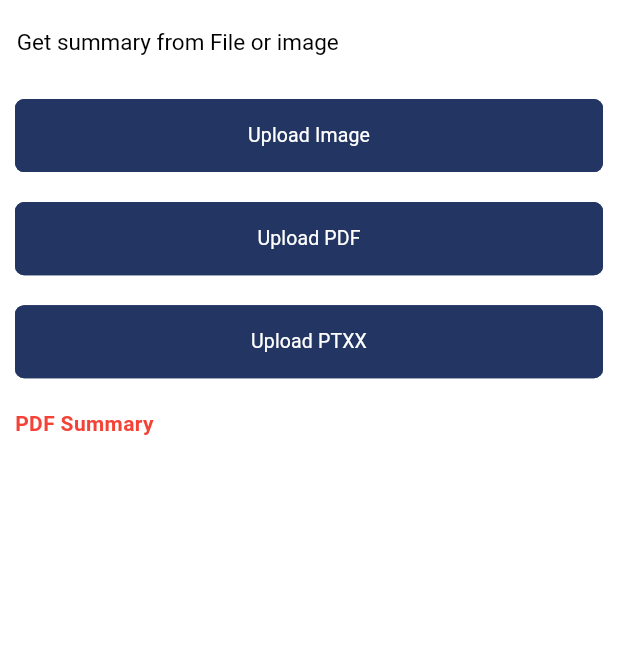
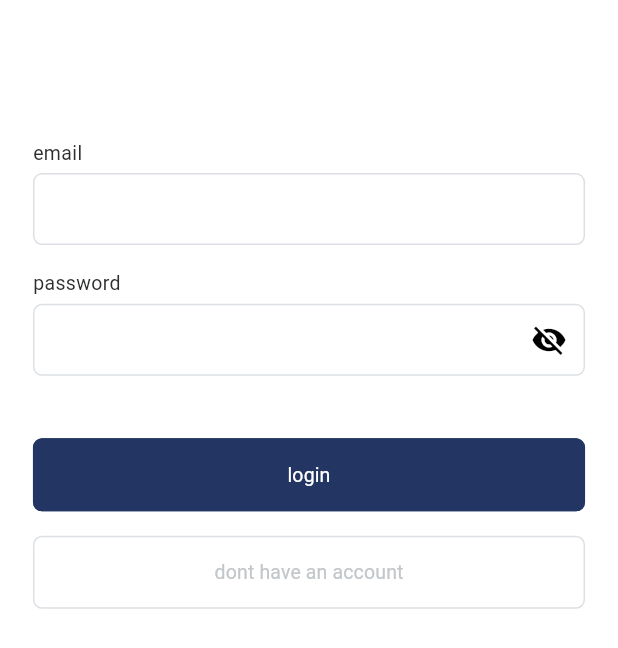
Before and after one commit to mohamedhanyyy/ScribeMe, a Flutter app: the screen it shows after launch, on a phone screen of 412 x 824 dp. Shown: the top 648 px of the screen. Run offline on Flutter 3.47's test engine with Material 3 defaults, Android fonts, the phone set to English and light mode, and no system bars; our stand-ins replace dio, easy_localization, file_picker, firebase_auth, firebase_core, flutter_bloc and 5 more; accounts and stored records are empty; Roboto replaces fonts that are missing (29ltbukrabold).

Commit message:
first commit

```diff
--- a/lib/modules/auth/cubit/login_cubit.dart
+++ b/lib/modules/auth/cubit/login_cubit.dart
@@ -1,24 +1,29 @@
-// import 'package:firebase_auth/firebase_auth.dart';
-// import 'package:flutter_bloc/flutter_bloc.dart';
-// import 'package:get_it/get_it.dart';
-// import 'package:subcribe/modules/auth/repository/auth_repository.dart';
-// import 'package:subcribe/shared/widgets/custom_snack_bar.dart';
-//
-// import '../../../core/cubit/base_cubit_state.dart';
-//
-// class LoginCubit extends Cubit<BaseCubitState> {
-//   final authRepository = GetIt.instance.get<AuthRepository>();
-//
-//   LoginCubit() : super(BaseCubitState.initial);
-//
-//   Future<void> login({required String email, required String password}) async {
-//     final result = await FirebaseAuth.instance
-//         .signInWithEmailAndPassword(email: email, password: password);
-//     if (result.user?.displayName == null) {
-//       CustomSnackBars.showErrorToast(title: "Error Login");
-//       emit(BaseCubitState.error);
-//     } else {
-//       emit(BaseCubitState.done);
-//     }
-//   }
-// }
+import 'package:firebase_auth/firebase_auth.dart';
+import 'package:flutter_bloc/flutter_bloc.dart';
+import 'package:subcribe/shared/widgets/custom_snack_bar.dart';
+
+import '../../../core/cubit/base_cubit_state.dart';
+
+class LoginCubit extends Cubit<BaseCubitState> {
+  LoginCubit() : super(BaseCubitState.initial);
+
+  Future<void> login({required String email, required String password}) async {
+    emit(BaseCubitState.loading);
+
+    try {
+      final result = await FirebaseAuth.instance
+          .signInWithEmailAndPassword(email: email, password: password);
+
+      if (result.user?.displayName == null) {
+        CustomSnackBars.showErrorToast(
+            title: "Display name is not set for this user.");
+        emit(BaseCubitState.error);
+      } else {
+        emit(BaseCubitState.done);
+      }
+    } on FirebaseAuthException catch (e) {
+      CustomSnackBars.showErrorToast(title: e.message!);
+      emit(BaseCubitState.error);
+    }
+  }
+}
--- a/lib/modules/auth/cubit/sign_up_cubit.dart
+++ b/lib/modules/auth/cubit/sign_up_cubit.dart
@@ -1,28 +1,25 @@
-// import 'package:flutter/material.dart';
-// import 'package:flutter_bloc/flutter_bloc.dart';
-// import 'package:get_it/get_it.dart';
-// import 'package:subcribe/modules/auth/repository/auth_repository.dart';
-// import 'package:subcribe/shared/widgets/custom_snack_bar.dart';
-//
-// import '../../../core/cubit/base_cubit_state.dart';
-//
-// class SignUpCubit extends Cubit<BaseCubitState> {
-//   final authRepository = GetIt.instance.get<AuthRepository>();
-//
-//   SignUpCubit() : super(BaseCubitState.initial);
-//
-//   Future<void> signUp(
-//       {required String name,
-//       required String email,
-//       required String password}) async {
-//     final result = await authRepository.signUp(
-//         email: email, password: password, name: name);
-//     result.fold((error) {
-//       CustomSnackBars.showErrorToast(title: error.msg ?? "Error Register");
-//       emit(BaseCubitState.error);
-//     }, (user) {
-//       debugPrint(user.user?.name);
-//       emit(BaseCubitState.done);
-//     });
-//   }
-// }
+import 'package:firebase_auth/firebase_auth.dart';
+import 'package:flutter_bloc/flutter_bloc.dart';
+import 'package:subcribe/shared/widgets/custom_snack_bar.dart';
+
+import '../../../core/cubit/base_cubit_state.dart';
+
+class SignUpCubit extends Cubit<BaseCubitState> {
+  SignUpCubit() : super(BaseCubitState.initial);
+
+  Future<void> signUp(
+      {required String name,
+      required String email,
+      required String phone,
+      required String password}) async {
+    emit(BaseCubitState.loading);
+    final result = await FirebaseAuth.instance
+        .createUserWithEmailAndPassword(email: email, password: password);
+    if (result.user?.displayName == null) {
+      CustomSnackBars.showErrorToast(title: "Error Register");
+      emit(BaseCubitState.error);
+    } else {
+      emit(BaseCubitState.done);
+    }
+  }
+}
--- a/lib/modules/auth/presentation/screens/login_screen.dart
+++ b/lib/modules/auth/presentation/screens/login_screen.dart
@@ -1,94 +1,106 @@
-// import 'package:easy_localization/easy_localization.dart';
-// import 'package:flutter/material.dart';
-// import 'package:flutter_bloc/flutter_bloc.dart';
-// import 'package:flutter_screenutil/flutter_screenutil.dart';
-// import 'package:get_it/get_it.dart';
-// import 'package:subcribe/core/extensions/context_extension.dart';
-// import 'package:subcribe/core/extensions/string_extenstions.dart';
-// import 'package:subcribe/core/resources/colors.dart';
-// import 'package:subcribe/core/resources/images.dart';
-// import 'package:subcribe/core/resources/styles.dart';
-// import 'package:subcribe/modules/auth/cubit/login_cubit.dart';
-// import 'package:subcribe/modules/auth/presentation/screens/signup_screen.dart';
-// import 'package:subcribe/services/navigation/navigation.dart';
-// import 'package:subcribe/shared/widgets/custom_button.dart';
-// import 'package:subcribe/shared/widgets/custom_loading_widget.dart';
-// import 'package:subcribe/shared/widgets/custom_text_field.dart';
-//
-// import '../../../../core/cubit/base_cubit_state.dart';
-// import '../../../../shared/widgets/custom_pawword_text_field.dart';
-//
-// class LoginScreen extends StatelessWidget {
-//   LoginScreen({super.key});
-//
-//   final loginCubit = GetIt.instance.get<LoginCubit>();
-//   final formKey = GlobalKey<FormState>();
-//
-//   final emailController = TextEditingController();
-//   final passwordController = TextEditingController();
-//
-//   @override
-//   Widget build(BuildContext context) {
-//     return Scaffold(
-//       body: Form(
-//         key: formKey,
-//         child: SingleChildScrollView(
-//           padding: context.horizontalPadding,
-//           child: Column(
-//             crossAxisAlignment: CrossAxisAlignment.start,
-//             children: [
-//               Padding(
-//                 padding: EdgeInsets.only(top: 67.h, bottom: 24.h),
-//                 child: Center(
-//                     child: Image.asset(AppImages.appLogo,
-//                         width: 153.w, height: 90.h)),
-//               ),
-//               Padding(
-//                 padding: const EdgeInsets.only(bottom: 4),
-//                 child: Text("full name".tr(), style: lightGrey13W400),
-//               ),
-//               CustomTextField(
-//                 controller: emailController,
-//                 validator: (val) => val!.nameValidator(val),
-//               ),
-//               Padding(
-//                 padding: EdgeInsets.only(top: 16.h, bottom: 4),
-//                 child: Text("password".tr(), style: lightGrey13W400),
-//               ),
-//               CustomPasswordTextField(
-//                 controller: passwordController,
-//                 validator: (val) => val!.passwordValidator(val),
-//               ),
-//               Padding(
-//                 padding: EdgeInsets.only(top: 41.h, bottom: 16.h),
-//                 child: BlocBuilder<LoginCubit, BaseCubitState>(
-//                   builder: (context, state) {
-//                     if (state == BaseCubitState.loading) {
-//                       return const CustomLoadingButtonWidget();
-//                     }
-//                     return CustomElevatedButton(
-//                         onTap: () {
-//                           if (formKey.currentState!.validate()) {}
-//                         },
-//                         buttonText: 'login');
-//                   },
-//                 ),
-//               ),
-//               CustomElevatedButton(
-//                 color: AppColors.whiteColor,
-//                 borderColor: AppColors.borderColor,
-//                 widget: Text(
-//                   "dont have an account".tr(),
-//                   style: grey13W400,
-//                 ),
-//                 onTap: () {
-//                   AppNavigation.navigateReplacement(SignUpScreen());
-//                 },
-//               )
-//             ],
-//           ),
-//         ),
-//       ),
-//     );
-//   }
-// }
+import 'package:easy_localization/easy_localization.dart';
+import 'package:flutter/material.dart';
+import 'package:flutter_bloc/flutter_bloc.dart';
+import 'package:flutter_screenutil/flutter_screenutil.dart';
+import 'package:subcribe/core/extensions/context_extension.dart';
+import 'package:subcribe/core/extensions/string_extenstions.dart';
+import 'package:subcribe/core/resources/colors.dart';
+import 'package:subcribe/core/resources/images.dart';
+import 'package:subcribe/core/resources/styles.dart';
+import 'package:subcribe/modules/auth/cubit/login_cubit.dart';
+import 'package:subcribe/modules/auth/presentation/screens/signup_screen.dart';
+import 'package:subcribe/services/navigation/navigation.dart';
+import 'package:subcribe/shared/widgets/custom_button.dart';
+import 'package:subcribe/shared/widgets/custom_loading_widget.dart';
+import 'package:subcribe/shared/widgets/custom_text_field.dart';
+
+import '../../../../core/cubit/base_cubit_state.dart';
+import '../../../../shared/widgets/custom_pawword_text_field.dart';
+
+class LoginScreen extends StatefulWidget {
+  const LoginScreen({super.key});
+
+  @override
+  State<LoginScreen> createState() => _LoginScreenState();
+}
+
+class _LoginScreenState extends State<LoginScreen> {
+  late LoginCubit loginCubit;
+
+  final formKey = GlobalKey<FormState>();
+
+  final emailController = TextEditingController();
+
+  final passwordController = TextEditingController();
+
+  @override
+  void initState() {
+    super.initState();
+    loginCubit = context.read<LoginCubit>();
+  }
+
+  @override
+  Widget build(BuildContext context) {
+    return Scaffold(
+      body: Form(
+        key: formKey,
+        child: SingleChildScrollView(
+          padding: context.horizontalPadding,
+          child: Column(
+            crossAxisAlignment: CrossAxisAlignment.start,
+            children: [
+              Padding(
+                padding: EdgeInsets.only(top: 67.h, bottom: 24.h),
+                child: Center(),
+              ),
+              Padding(
+                padding: const EdgeInsets.only(bottom: 4),
+                child: Text("email".tr(), style: lightGrey13W400),
+              ),
+              CustomTextField(
+                controller: emailController,
+                validator: (val) => val!.nameValidator(val),
+              ),
+              Padding(
+                padding: EdgeInsets.only(top: 16.h, bottom: 4),
+                child: Text("password".tr(), style: lightGrey13W400),
+              ),
+              CustomPasswordTextField(
+                controller: passwordController,
+                validator: (val) => val!.passwordValidator(val),
+              ),
+              Padding(
+                padding: EdgeInsets.only(top: 41.h, bottom: 16.h),
+                child: BlocBuilder<LoginCubit, BaseCubitState>(
+                  builder: (context, state) {
+                    if (state == BaseCubitState.loading) {
+                      return const CustomLoadingButtonWidget();
+                    }
+                    return CustomElevatedButton(
+                        onTap: () {
+                          if (formKey.currentState!.validate()) {
+                            loginCubit.login(email: emailController.text, password: passwordController.text);
+                          }
+                        },
+                        buttonText: 'login');
+                  },
+                ),
+              ),
+              CustomElevatedButton(
+                color: AppColors.whiteColor,
+                borderColor: AppColors.borderColor,
+                widget: Text(
+                  "dont have an account".tr(),
+                  style: grey13W400,
+                ),
+                onTap: () {
+                  AppNavigation.navigateReplacement(SignUpScreen());
+                },
+              )
+            ],
+          ),
+        ),
+      ),
+    );
+  }
+}
--- a/lib/shared/widgets/custom_text_field.dart
+++ b/lib/shared/widgets/custom_text_field.dart
@@ -60,13 +60,13 @@ class CustomTextField extends StatelessWidget {
                 padding: const EdgeInsets.symmetric(horizontal: 8),
                 child: SvgPicture.asset(prefixIcon!),
               )
-            :null,
+            :const SizedBox(width: 10),
         suffixIcon: suffixIcon != null
             ? Padding(
                 padding: const EdgeInsets.symmetric(horizontal: 8),
                 child: SvgPicture.asset(suffixIcon!),
               )
-            : null,
+            : const SizedBox(width: 10),
         enabledBorder: OutlineInputBorder(
             borderSide: BorderSide(color: borderColor),
             borderRadius: BorderRadius.circular(borderRadius)),
--- a/lib/subcribe_me.dart
+++ b/lib/subcribe_me.dart
@@ -1,12 +1,16 @@
- import 'package:flutter/material.dart';
+import 'package:firebase_auth/firebase_auth.dart';
+import 'package:flutter/material.dart';
 import 'package:flutter_bloc/flutter_bloc.dart';
 import 'package:flutter_screenutil/flutter_screenutil.dart';
+import 'package:subcribe/modules/auth/presentation/screens/login_screen.dart';
 import 'package:subcribe/modules/pdf/presentation/cubit/image_summary_bloc.dart';
 import 'package:subcribe/modules/pdf/presentation/screens/pdf_screen.dart';
 import 'package:subcribe/services/navigation/navigation.dart';
 import 'package:subcribe/shared/functions/general_functions.dart';
 import 'package:subcribe/shared/themes/app_theme.dart';
 
+import 'modules/auth/cubit/login_cubit.dart';
+import 'modules/auth/cubit/sign_up_cubit.dart';
 import 'modules/pdf/presentation/cubit/pdf_bloc.dart';
 
 class SubcribeApp extends StatelessWidget {
@@ -22,8 +26,8 @@ class SubcribeApp extends StatelessWidget {
           onTap: GeneralFunctions.hideKeyboard,
           child: MultiBlocProvider(
             providers: [
-              // BlocProvider(create: (context) => LoginCubit()),
-              // BlocProvider(create: (context) => SignUpCubit()),
+              BlocProvider(create: (context) => LoginCubit()),
+              BlocProvider(create: (context) => SignUpCubit()),
               BlocProvider(create: (context) => PdfSummaryBloc()),
               BlocProvider(create: (context) => ImageSummaryBloc()),
             ],
@@ -31,7 +35,10 @@ class SubcribeApp extends StatelessWidget {
               theme: AppThemes.whiteTheme,
               debugShowCheckedModeBanner: false,
               navigatorKey: AppNavigation.navigatorKey,
-              home: const PdfScreen(),
+              home:LoginScreen(),
+              // home: FirebaseAuth.instance.currentUser == null
+              //     ? const LoginScreen()
+              //     : const PdfScreen(),
             ),
           ),
         );
--- a/pubspec.yaml
+++ b/pubspec.yaml
@@ -41,9 +41,7 @@ dependencies:
   flutter_screenutil: ^5.9.3
   flutter_svg: ^2.0.10+1
   fluttertoast: ^8.2.8
-  dartz: ^0.10.1
   flutter_bloc: ^8.1.6
-  get_it: ^8.0.0
   firebase_core: ^3.6.0
   firebase_auth: ^5.3.1
   file_picker: ^8.1.3
```
Also changed, not shown: lib/core/extensions/string_extenstions.dart (+8 -6 lines), lib/main.dart (+5 -4 lines), lib/modules/auth/presentation/screens/signup_screen.dart (+145 -126 lines), pubspec.lock, 4 other files.
